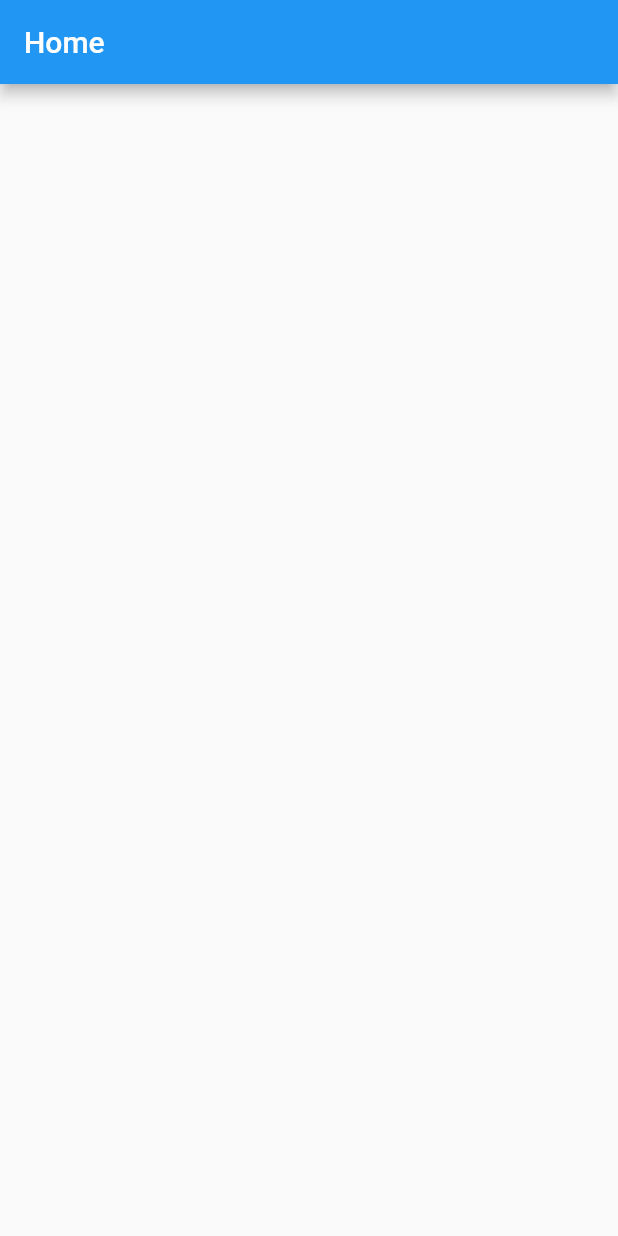
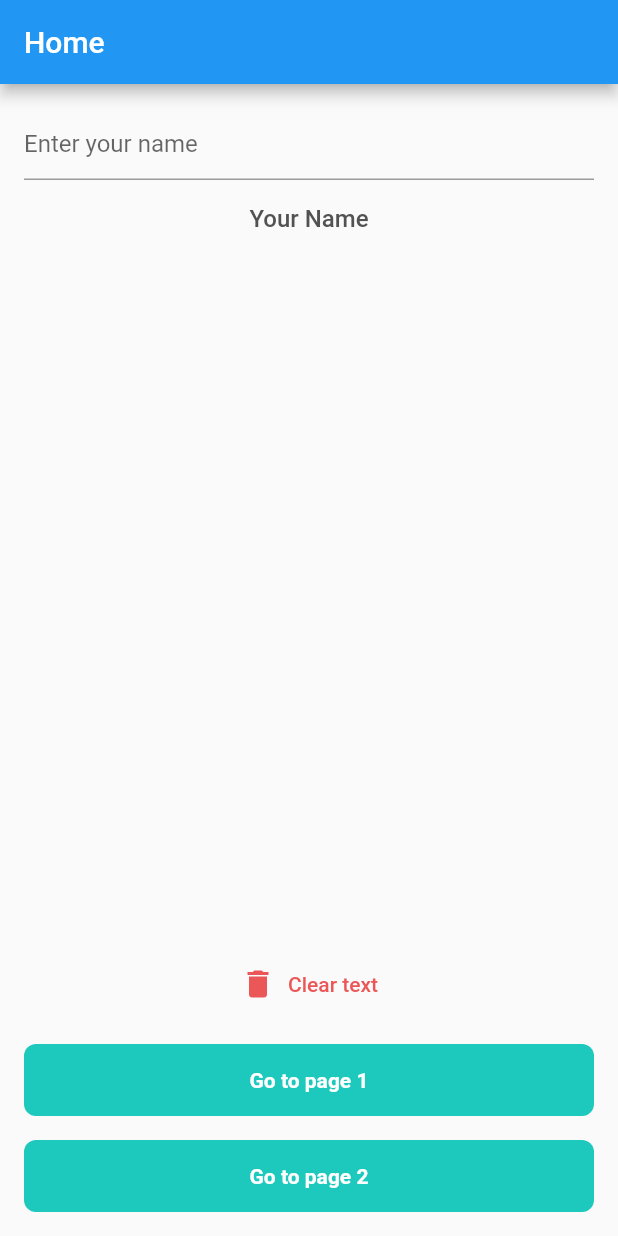
Before and after one commit to mohammadjoumani/ososs_flutter_task, a Flutter app: the screen it shows after launch, on a phone screen of 412 x 824 dp. Run offline on Flutter 3.47's test engine with Material 2 defaults, Android fonts, the light colour scheme and no system bars; our stand-ins replace device_preview, dio, get_it, internet_connection_checker, pretty_dio_logger.

Commit message:
Commit 02: 01- Finish ui home view.

```diff
--- a/lib/features/home/presentation/home_view.dart
+++ b/lib/features/home/presentation/home_view.dart
@@ -1,4 +1,5 @@
 import 'package:flutter/material.dart';
+import 'package:ososs_flutter_task/features/home/presentation/widgets/home_view_body.dart';
 
 class HomeView extends StatelessWidget {
   const HomeView({super.key});
@@ -9,6 +10,7 @@
       appBar: AppBar(
         title: const Text("Home"),
       ),
+      body: const HomeViewBody(),
     );
   }
 }
--- a/lib/features/home/presentation/widgets/home_view_body.dart
+++ b/lib/features/home/presentation/widgets/home_view_body.dart
@@ -0,0 +1,79 @@
+import 'package:flutter/material.dart';
+import 'package:ososs_flutter_task/core/utils/resource/color_manager.dart';
+import 'package:ososs_flutter_task/core/utils/resource/font_manager.dart';
+import 'package:ososs_flutter_task/core/utils/resource/style_manager.dart';
+import 'package:ososs_flutter_task/core/utils/resource/values_manager.dart';
+import 'package:ososs_flutter_task/core/utils/widgets/generic_button.dart';
+
+class HomeViewBody extends StatelessWidget {
+  const HomeViewBody({super.key});
+
+  @override
+  Widget build(BuildContext context) {
+    return Padding(
+      padding: const EdgeInsets.symmetric(horizontal: AppPadding.p16),
+      child: Column(
+        children: [
+          const SizedBox(height: AppPadding.p16),
+
+          //Input field
+          TextFormField(
+            decoration: const InputDecoration(
+              hintText: "Enter your name",
+            ),
+          ),
+
+          const SizedBox(height: AppPadding.p16),
+
+          Text(
+            "Your Name",
+            style: Styles.getMediumStyle(
+                color: ColorManager.colorBlack1, fontSize: FontSize.s16),
+          ),
+
+          const SizedBox(height: AppPadding.p16),
+
+          const Spacer(),
+
+          // Clear Button
+          TextButton(
+            onPressed: () {},
+            child: Row(
+              mainAxisAlignment: MainAxisAlignment.center,
+              mainAxisSize: MainAxisSize.min,
+              children: [
+                const Icon(Icons.delete, color: ColorManager.colorRed),
+                const SizedBox(width: AppPadding.p8),
+                Text(
+                  "Clear text",
+                  style: Styles.getMediumStyle(color: ColorManager.colorRed),
+                ),
+              ],
+            ),
+          ),
+
+          const SizedBox(height: AppPadding.p16),
+
+          // Navigate to page 1
+          GenericButton(
+            label: "Go to page 1",
+            onPressed: () {},
+            backgroundColor: ColorManager.colorPrimary,
+            textColor: ColorManager.colorWhite,
+          ),
+
+          const SizedBox(height: AppPadding.p16),
+
+          // Navigate to page 2
+          GenericButton(
+            label: "Go to page 2",
+            onPressed: () {},
+            backgroundColor: ColorManager.colorPrimary,
+            textColor: ColorManager.colorWhite,
+          ),
+          const SizedBox(height: AppPadding.p16),
+        ],
+      ),
+    );
+  }
+}
```
